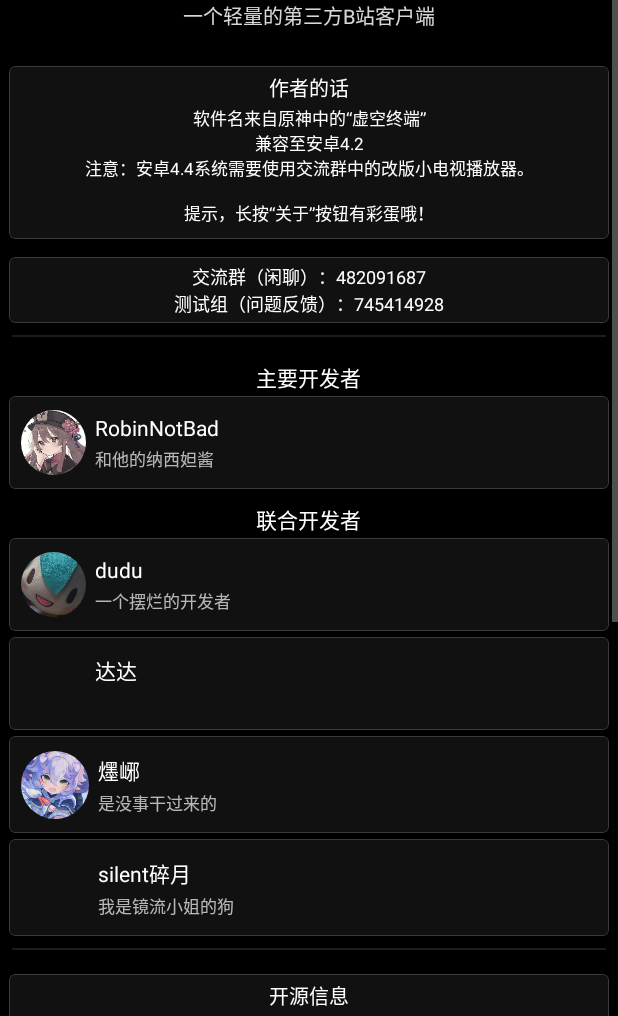
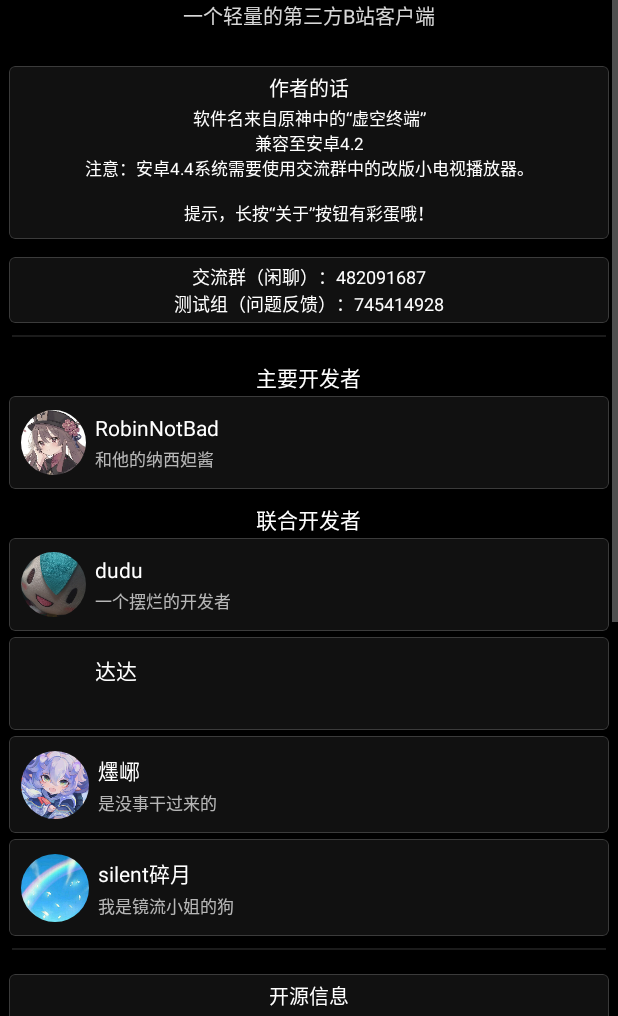
Before and after one commit to huanli233/BiliClient, an Android app: the SettingAboutActivity screen opened directly, with no data from a screen before it, on a phone screen of 412 x 824 dp, the part 220-1236 px from its top. Run offline under Robolectric (Android 15) with nearby library versions, the phone set to English and light mode, and no system bars; pictures from the network do not load.

Commit message:
改回去了

```diff
--- a/app/src/main/java/com/RobinNotBad/BiliClient/activity/settings/SettingAboutActivity.java
+++ b/app/src/main/java/com/RobinNotBad/BiliClient/activity/settings/SettingAboutActivity.java
@@ -7,13 +7,16 @@ import android.os.Bundle;
 import android.util.Log;
 import android.widget.ImageView;
 import android.widget.TextView;
-
 import com.RobinNotBad.BiliClient.R;
 import com.RobinNotBad.BiliClient.activity.base.BaseActivity;
 import com.RobinNotBad.BiliClient.activity.user.UserInfoActivity;
+import com.google.android.material.card.MaterialCardView;
 import com.bumptech.glide.Glide;
 import com.bumptech.glide.load.engine.DiskCacheStrategy;
 import com.bumptech.glide.request.RequestOptions;
+
+import java.util.ArrayList;
+import java.util.List;
 
 public class SettingAboutActivity extends BaseActivity {
     @SuppressLint({"MissingInflatedId", "SetTextI18n"})
@@ -31,43 +34,49 @@ public class SettingAboutActivity extends BaseActivity {
             e.printStackTrace();
         }
 
-        Glide.with(this).load(R.drawable.avatar_robin)
+        List<ImageView> developerAvaterViews = new ArrayList<ImageView>() {{
+            add(findViewById(R.id.robinAvatar));
+            add(findViewById(R.id.duduAvatar));
+            add(findViewById(R.id.dadaAvatar));
+            add(findViewById(R.id.moyeAvatar));
+            add(findViewById(R.id.silentAvatar));
+        }};
+        List<Integer> developerAvaters = new ArrayList<Integer>() {{
+            add(R.drawable.avatar_robin);
+            add(R.drawable.avatar_dudu);
+            add(R.drawable.avatar_dada);
+            add(R.drawable.avatar_moye);
+            add(R.drawable.avatar_silent);
+        }};
+        List<MaterialCardView> developerCardList = new ArrayList<MaterialCardView>() {{
+            add(findViewById(R.id.robin_card));
+            add(findViewById(R.id.dudu_card));
+            add(findViewById(R.id.dada_card));
+            add(findViewById(R.id.moye_card));
+            add(findViewById(R.id.silent_card));
+        }};
+        List<Long> developerUidList = new ArrayList<Long>() {{
+            add((long)646521226);
+            add((long)517053179);
+            add((long)0);
+            add((long)394675616);
+            add((long)40140732);
+        }};
+
+        for(int i = 0;i < developerAvaterViews.size();i++){
+            int finalI = i;
+            Glide.with(this).load(developerAvaters.get(i))
                     .placeholder(R.drawable.akari)
                     .apply(RequestOptions.circleCropTransform())
                     .diskCacheStrategy(DiskCacheStrategy.NONE)
-                .into((ImageView)findViewById(R.id.robinAvatar));
-        Glide.with(this).load(R.drawable.avatar_dudu)
-                .placeholder(R.drawable.akari)
-                .apply(RequestOptions.circleCropTransform())
-                .diskCacheStrategy(DiskCacheStrategy.NONE)
-                .into((ImageView)findViewById(R.id.duduAvatar));
-        Glide.with(this).load(R.drawable.avatar_dada)
-                .placeholder(R.drawable.akari)
-                .apply(RequestOptions.circleCropTransform())
-                .diskCacheStrategy(DiskCacheStrategy.NONE)
-                .into((ImageView)findViewById(R.id.dadaAvatar));
-        Glide.with(this).load(R.drawable.avatar_moye)
-                .placeholder(R.drawable.akari)
-                .apply(RequestOptions.circleCropTransform())
-                .diskCacheStrategy(DiskCacheStrategy.NONE)
-                .into((ImageView)findViewById(R.id.moyeAvatar));
-        findViewById(R.id.robin_card).setOnClickListener(view -> {
+                    .into(developerAvaterViews.get(i));
+
+            developerCardList.get(i).setOnClickListener(view -> {
                 Intent intent = new Intent()
                         .setClass(this, UserInfoActivity.class)
-                    .putExtra("mid", (long)646521226);
-            startActivity(intent);
-        });
-        findViewById(R.id.dudu_card).setOnClickListener(view -> {
-            Intent intent = new Intent()
-                    .setClass(this, UserInfoActivity.class)
-                    .putExtra("mid", (long)517053179);
-            startActivity(intent);
-        });
-        findViewById(R.id.moye_card).setOnClickListener(view -> {
-            Intent intent = new Intent()
-                    .setClass(this, UserInfoActivity.class)
-                    .putExtra("mid", (long)394675616);
+                        .putExtra("mid", developerUidList.get(finalI));
                 startActivity(intent);
             });
         }
     }
+}
```
Lines whose indentation alone changed are shown as unchanged.
